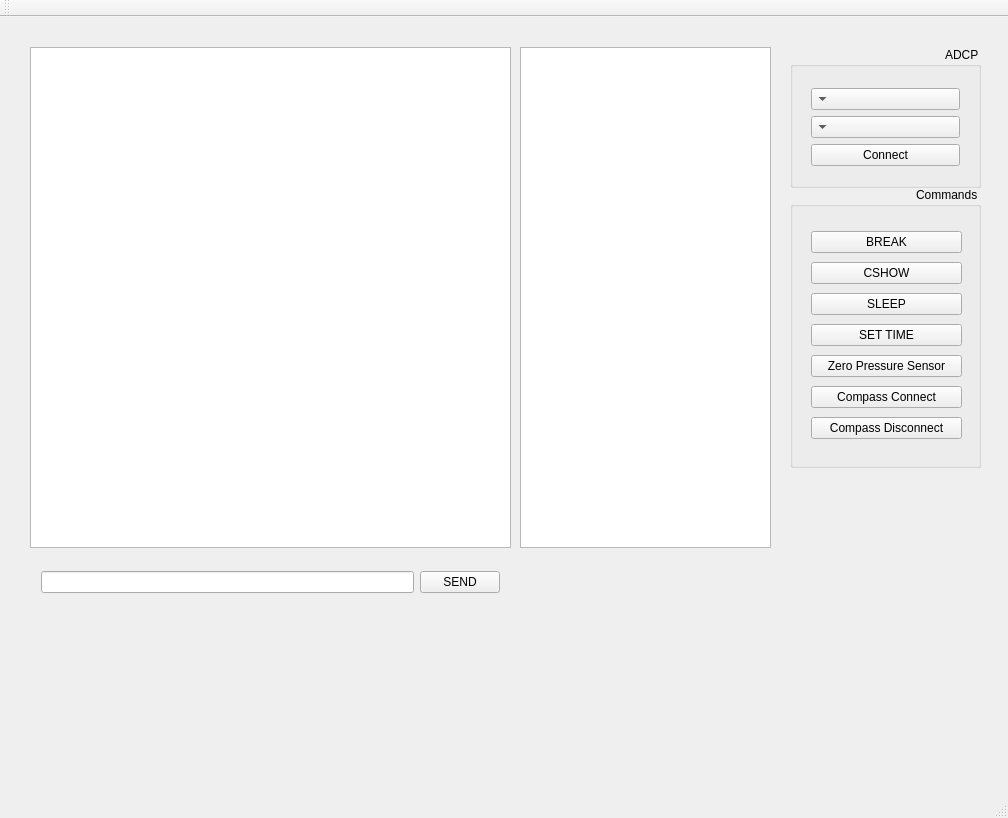
Before: the Qt Designer form Frontend/qt/adcp_terminal.ui in ricorx7/rti_python, drawn with Qt 5.
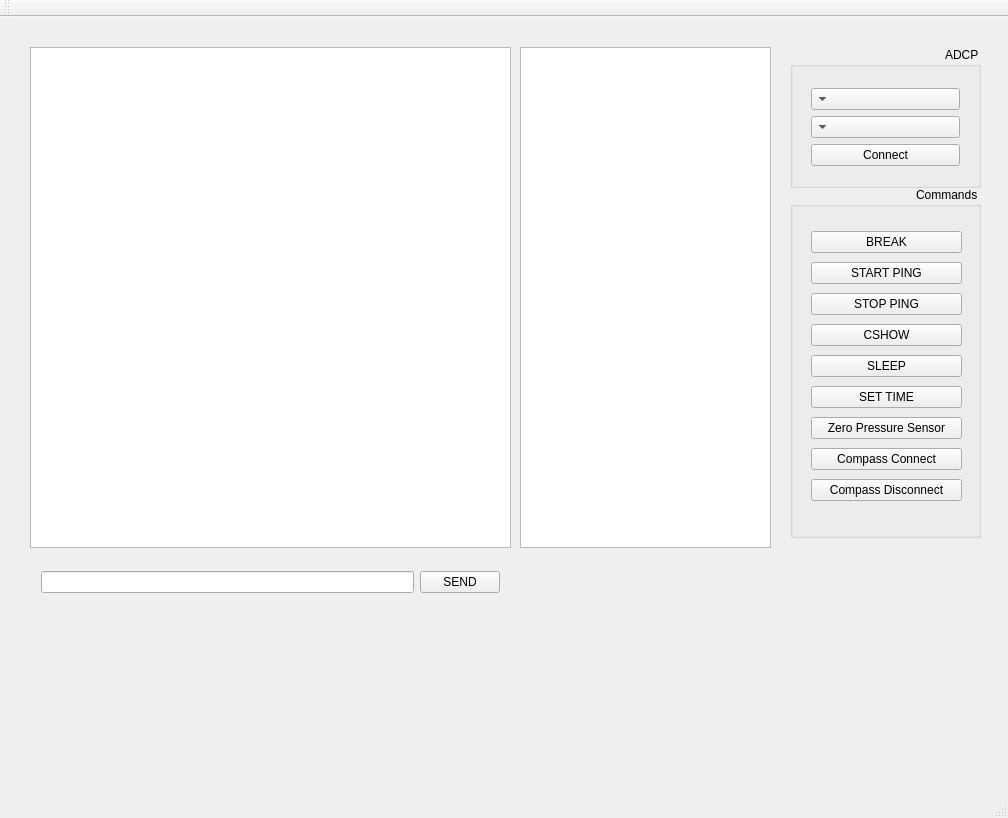
After: the same form once the commit is applied.

Commit message: Cleaning up terminal Added auto-reconnect

The edit to the form file:
```diff
--- a/Frontend/qt/adcp_terminal.ui
+++ b/Frontend/qt/adcp_terminal.ui
@@ -103,7 +103,7 @@
       <x>790</x>
       <y>170</y>
       <width>191</width>
-      <height>281</height>
+      <height>351</height>
      </rect>
     </property>
     <property name="layoutDirection">
@@ -118,7 +118,7 @@
        <x>10</x>
        <y>30</y>
        <width>173</width>
-       <height>241</height>
+       <height>304</height>
       </rect>
      </property>
      <layout class="QVBoxLayout" name="verticalLayout_2">
@@ -129,6 +129,20 @@
         </property>
        </widget>
       </item>
+      <item>
+       <widget class="QPushButton" name="startPingButton">
+        <property name="text">
+         <string>START PING</string>
+        </property>
+       </widget>
+      </item>
+      <item>
+       <widget class="QPushButton" name="stopPingButton">
+        <property name="text">
+         <string>STOP PING</string>
+        </property>
+       </widget>
+      </item>
       <item>
        <widget class="QPushButton" name="cshowButton">
         <property name="text">
```
The commit also changes 6 other files.
